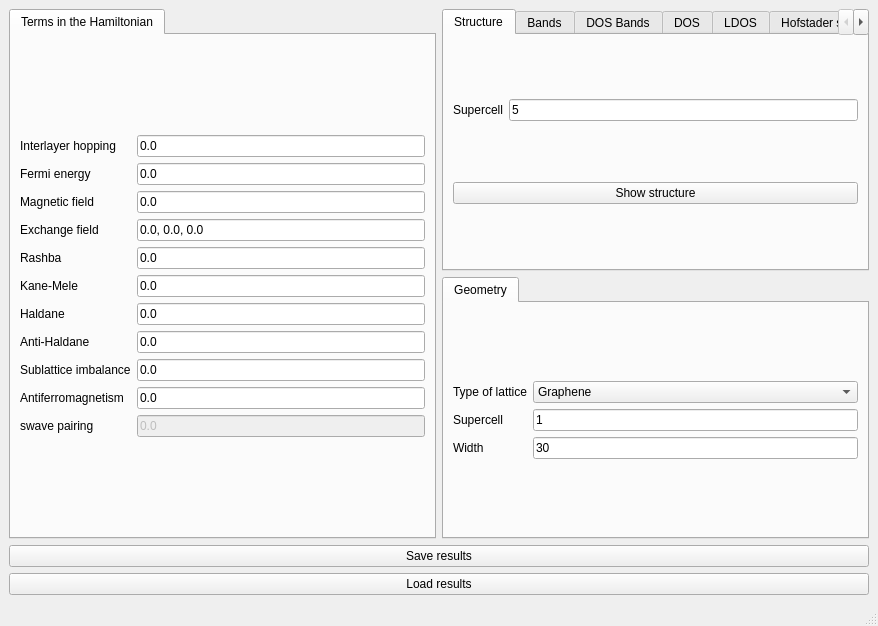
Before: the Qt Designer form interface-pyqt/hofstader1d/interface.ui in joselado/quantum-lattice, drawn with Qt 5.
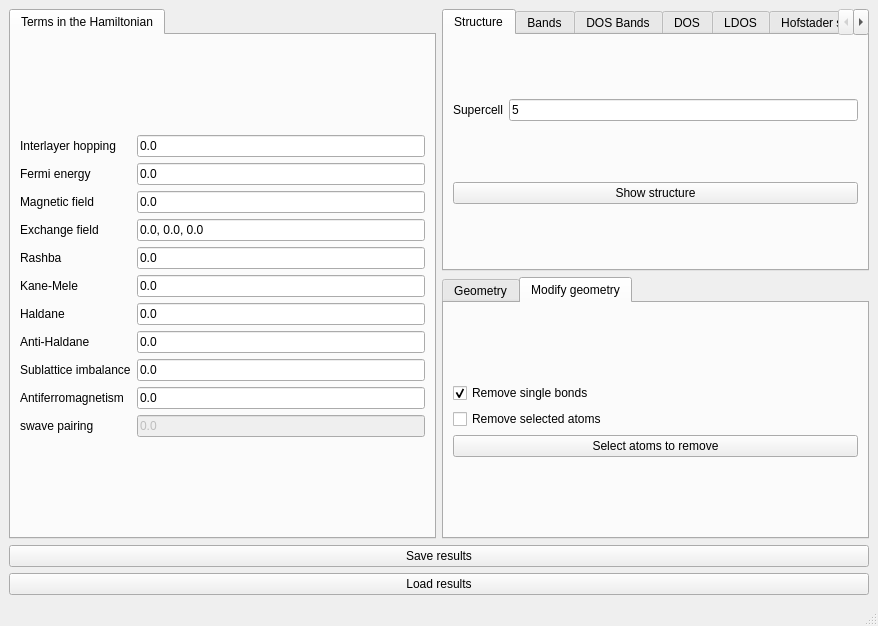
After: the same form once the commit is applied. The open tabs and pages were chosen to show the change. Custom widgets are drawn as their Qt base class.

Commit message: Cross-mode UI consistency audit: fill gaps in Modify geometry/Magnetism/3D structure, fix stray comments and field-naming drift

```diff
--- a/interface-pyqt/hofstader1d/interface.ui
+++ b/interface-pyqt/hofstader1d/interface.ui
@@ -868,6 +868,44 @@
         </item>
        </layout>
       </widget>
+      <widget class="QWidget" name="tab_10">
+       <attribute name="title">
+        <string>Modify geometry</string>
+       </attribute>
+       <layout class="QVBoxLayout" name="verticalLayout">
+        <item>
+         <layout class="QGridLayout" name="gridLayout_21">
+          <item row="0" column="0">
+           <widget class="CheckBox" name="remove_single_bonded">
+            <property name="toolTip">
+             <string>Remove atoms that have a single bond in the structure</string>
+            </property>
+            <property name="text">
+             <string>Remove single bonds</string>
+            </property>
+            <property name="checked">
+             <bool>true</bool>
+            </property>
+           </widget>
+          </item>
+          <item row="1" column="0">
+           <widget class="CheckBox" name="remove_selected">
+            <property name="text">
+             <string>Remove selected atoms</string>
+            </property>
+           </widget>
+          </item>
+          <item row="2" column="0">
+           <widget class="PushButton" name="select_atoms_removal">
+            <property name="text">
+             <string>Select atoms to remove</string>
+            </property>
+           </widget>
+          </item>
+         </layout>
+        </item>
+       </layout>
+      </widget>
      </widget>
     </item>
     <item row="2" column="0" colspan="2">
@@ -904,6 +942,11 @@
    <extends>QLabel</extends>
    <header>qfluentwidgets</header>
   </customwidget>
+  <customwidget>
+   <class>CheckBox</class>
+   <extends>QCheckBox</extends>
+   <header>qfluentwidgets</header>
+  </customwidget>
   <customwidget>
    <class>ComboBox</class>
    <extends>QComboBox</extends>
```
The commit also changes 17 other files.
